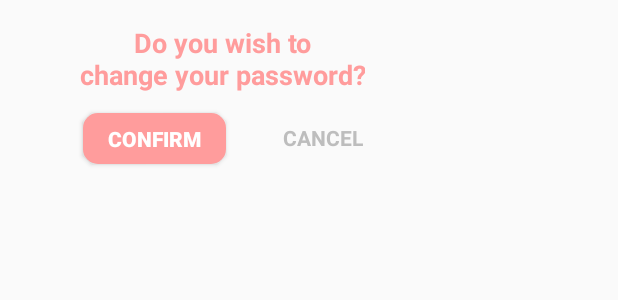
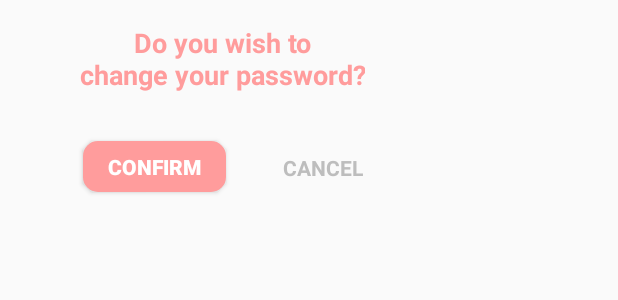
Before and after one commit to tannueng/vCanteen-Vendor-v2, an Android app: the layout change_password_popup.xml on its own in the app's theme, with its tools: preview values and no code run, on a phone screen of 412 x 824 dp. Shown: the top 300 px of the screen. Run offline under Robolectric (Android 15) with nearby library versions, the phone set to English and light mode, and no system bars; Roboto replaces fonts that are not available here.

Commit message:
Fix some UI

```diff
--- a/app/src/main/res/layout/activity_main.xml
+++ b/app/src/main/res/layout/activity_main.xml
@@ -117,7 +117,8 @@
         android:layout_height="85dp"
         android:background="#FAFAFA"
         android:gravity="center|right"
-        android:paddingRight="30dp">
+        android:paddingRight="30dp"
+        android:clipToPadding="false">
 
         <Button
             android:id="@+id/refreshBtn"
--- a/app/src/main/res/layout/change_password_popup.xml
+++ b/app/src/main/res/layout/change_password_popup.xml
@@ -3,7 +3,9 @@
     xmlns:app="http://schemas.android.com/apk/res-auto"
     xmlns:tools="http://schemas.android.com/tools"
     android:layout_width="295dp"
-    android:layout_height="wrap_content">
+    android:layout_height="wrap_content"
+    android:clipChildren="false"
+    android:clipToPadding="false">
 
     <TextView
         android:id="@+id/textView20"
@@ -26,7 +28,7 @@
         android:layout_width="95dp"
         android:layout_height="34dp"
         android:layout_marginStart="55dp"
-        android:layout_marginTop="13dp"
+        android:layout_marginTop="32dp"
 
         android:layout_marginBottom="16dp"
         android:background="@drawable/button_background"
@@ -43,7 +45,7 @@
         android:layout_width="wrap_content"
         android:layout_height="wrap_content"
         android:layout_marginStart="38dp"
-        android:layout_marginTop="20dp"
+        android:layout_marginTop="40dp"
         android:text="CANCEL"
         android:textColor="#BDBDBD"
         android:textSize="14sp"
--- a/app/src/main/res/layout/dialog_cancel_order.xml
+++ b/app/src/main/res/layout/dialog_cancel_order.xml
@@ -7,6 +7,8 @@
     android:orientation="vertical"
     android:focusable="true"
     android:focusableInTouchMode="true"
+    android:clipChildren="false"
+    android:clipToPadding="false"
     >
 
     <TextView
--- a/app/src/main/res/layout/dialog_confirm_forgot_pass.xml
+++ b/app/src/main/res/layout/dialog_confirm_forgot_pass.xml
@@ -7,6 +7,8 @@
     android:orientation="vertical"
     android:focusable="true"
     android:focusableInTouchMode="true"
+    android:clipChildren="false"
+    android:clipToPadding="false"
     >
 
 
@@ -26,7 +28,9 @@
         android:layout_width="wrap_content"
         android:layout_height="wrap_content"
         android:orientation="horizontal"
-        android:layout_gravity="center">
+        android:layout_gravity="center"
+        android:clipChildren="false"
+        android:clipToPadding="false">
 
         <Button
             android:id="@+id/confirm_cancel_recover"
--- a/app/src/main/res/layout/dialog_forgot_pass.xml
+++ b/app/src/main/res/layout/dialog_forgot_pass.xml
@@ -7,6 +7,8 @@
     android:orientation="vertical"
     android:focusable="true"
     android:focusableInTouchMode="true"
+    android:clipChildren="false"
+    android:clipToPadding="false"
     >
 
     <TextView
--- a/app/src/main/res/layout/dialog_unlock_pin.xml
+++ b/app/src/main/res/layout/dialog_unlock_pin.xml
@@ -77,7 +77,9 @@ to reveal the Sales Record Page"
         android:layout_height="wrap_content"
         android:layout_marginTop="48dp"
         android:weightSum="2"
-        android:layout_gravity="center">
+        android:layout_gravity="center"
+        android:clipChildren="false"
+        android:clipToPadding="false">
 
         <Button
             android:id="@+id/negativeButton"
--- a/app/src/main/res/layout/popup_payment_link.xml
+++ b/app/src/main/res/layout/popup_payment_link.xml
@@ -104,7 +104,7 @@
                 android:fontFamily="@font/sfprotext_bold"
                 android:text="LINK"
                 android:textColor="@android:color/white"
-                android:textSize="18sp" />
+                android:textSize="16sp" />
 
             <ImageView
                 android:id="@+id/close_x"
```
Also changed, not shown: app/src/main/res/layout/dialog_red.xml (+6 -2 lines), app/src/main/res/layout/edit_profile_pop_up.xml (+7 -5 lines).
